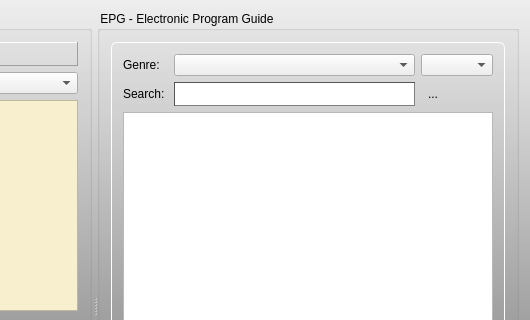
First picture: the form in branches/kartina.tv/forms/recorder.ui, repository code-google-com/vlc-record, before the edit; both pictures show x 230 to 760 and y 0 to 320 of the 760 by 656 pixel window.
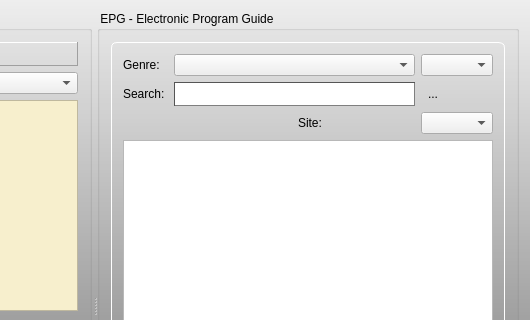
Second picture: the form after the edit. The open tabs and pages were chosen to show the change. Icons and pictures are not drawn. Custom widgets are drawn as their Qt base class.

Commit message: - prepare sites cbx for VOD

Diff of the .ui file:
```diff
--- a/branches/kartina.tv/forms/recorder.ui
+++ b/branches/kartina.tv/forms/recorder.ui
@@ -673,6 +673,16 @@
              <item row="0" column="3">
               <widget class="QComboBox" name="cbxLastOrBest"/>
              </item>
+             <item row="2" column="3">
+              <widget class="QComboBox" name="cbxSites"/>
+             </item>
+             <item row="2" column="2">
+              <widget class="QLabel" name="label">
+               <property name="text">
+                <string>Site: </string>
+               </property>
+              </widget>
+             </item>
             </layout>
            </item>
            <item>
```
The commit also changes 2 other files.
